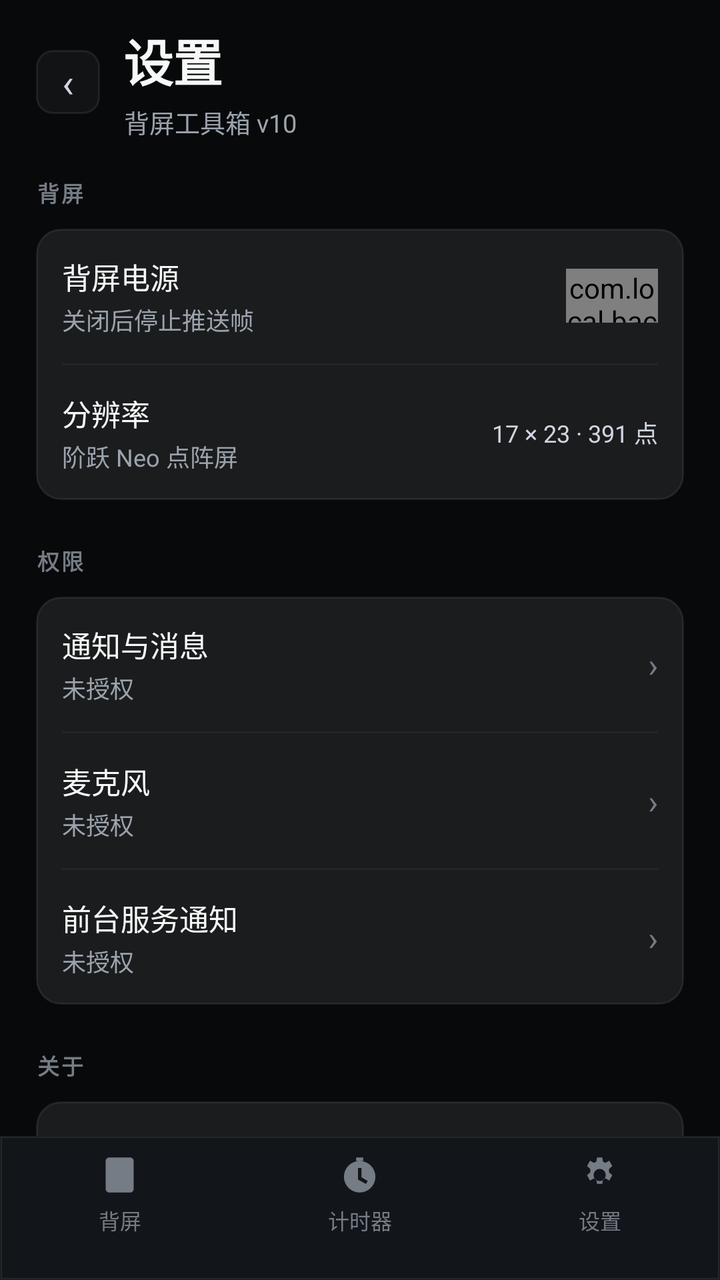
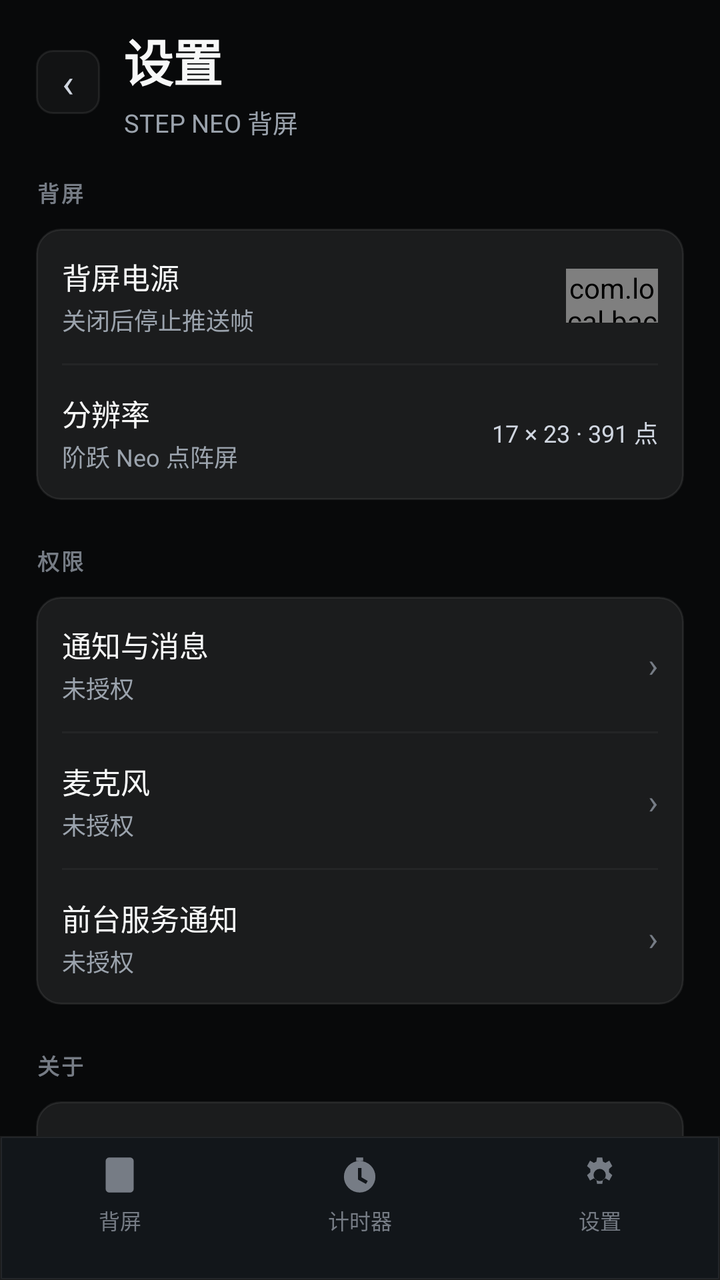

Screens rendered from an Android XML layout before and after an edit, with the pre-edit source and the edit as a unified diff.
<!-- AndroidManifest.xml: application theme Theme.BackScreenGame -->
<!-- res/layout/activity_settings.xml -->
<?xml version="1.0" encoding="utf-8"?>
<LinearLayout xmlns:android="http://schemas.android.com/apk/res/android"
    android:layout_width="match_parent"
    android:layout_height="match_parent"
    android:orientation="vertical"
    android:background="@color/canvas">

    <ScrollView
        android:layout_width="match_parent"
        android:layout_height="0dp"
        android:layout_weight="1"
        android:fillViewport="true"
        android:scrollbars="none">

        <LinearLayout
            android:layout_width="match_parent"
            android:layout_height="wrap_content"
            android:orientation="vertical"
            android:paddingStart="18dp"
            android:paddingEnd="18dp"
            android:paddingBottom="24dp">

            
            <LinearLayout
                android:layout_width="match_parent"
                android:layout_height="wrap_content"
                android:orientation="horizontal"
                android:gravity="center_vertical"
                android:paddingTop="12dp"
                android:paddingBottom="18dp">

                <TextView
                    android:id="@+id/set_back"
                    android:layout_width="32dp"
                    android:layout_height="32dp"
                    android:layout_marginEnd="12dp"
                    android:background="@drawable/bg_tool"
                    android:gravity="center"
                    android:text="‹"
                    android:textSize="20sp"
                    android:textColor="@color/ink2"
                    android:clickable="true" android:focusable="true" />

                <LinearLayout
                    android:layout_width="0dp"
                    android:layout_height="wrap_content"
                    android:layout_weight="1"
                    android:orientation="vertical">

                    <TextView
                        android:layout_width="wrap_content"
                        android:layout_height="wrap_content"
                        android:text="设置"
                        android:textSize="25sp"
                        android:textStyle="bold"
                        android:letterSpacing="-0.02"
                        android:textColor="@color/ink" />

                    <TextView
                        android:layout_width="wrap_content"
                        android:layout_height="wrap_content"
                        android:layout_marginTop="3dp"
                        android:text="背屏工具箱 v10"
                        android:textSize="12.5sp"
                        android:textColor="@color/ink3" />
                </LinearLayout>
            </LinearLayout>

            
            <TextView
                android:layout_width="wrap_content"
                android:layout_height="wrap_content"
                android:layout_marginBottom="10dp"
                android:text="背屏"
                android:textSize="11sp"
                android:textStyle="bold"
                android:letterSpacing="0.11"
                android:textAllCaps="true"
                android:textColor="@color/ink4" />

            <LinearLayout
                android:layout_width="match_parent"
                android:layout_height="wrap_content"
                android:orientation="vertical"
                android:background="@drawable/bg_card"
                android:paddingStart="13dp"
                android:paddingEnd="13dp">

                <LinearLayout
                    android:layout_width="match_parent"
                    android:layout_height="wrap_content"
                    android:orientation="horizontal"
                    android:gravity="center_vertical"
                    android:paddingTop="13dp"
                    android:paddingBottom="13dp">

                    <LinearLayout
                        android:layout_width="0dp"
                        android:layout_height="wrap_content"
                        android:layout_weight="1"
                        android:orientation="vertical">

                        <TextView
                            android:layout_width="wrap_content"
                            android:layout_height="wrap_content"
                            android:text="背屏电源"
                            android:textSize="14.5sp"
                            android:textColor="@color/ink" />

                        <TextView
                            android:layout_width="wrap_content"
                            android:layout_height="wrap_content"
                            android:layout_marginTop="2dp"
                            android:text="关闭后停止推送帧"
                            android:textSize="12sp"
                            android:textColor="@color/ink3" />
                    </LinearLayout>

                    <com.local.backscreengame.ToggleSwitch
                        android:id="@+id/set_power"
                        android:layout_width="46dp"
                        android:layout_height="27dp" />
                </LinearLayout>

                <View
                    android:layout_width="match_parent"
                    android:layout_height="1dp"
                    android:background="@color/line_soft" />

                <LinearLayout
                    android:layout_width="match_parent"
                    android:layout_height="wrap_content"
                    android:orientation="horizontal"
                    android:gravity="center_vertical"
                    android:paddingTop="13dp"
                    android:paddingBottom="13dp">

                    <LinearLayout
                        android:layout_width="0dp"
                        android:layout_height="wrap_content"
                        android:layout_weight="1"
                        android:orientation="vertical">

                        <TextView
                            android:layout_width="wrap_content"
                            android:layout_height="wrap_content"
                            android:text="分辨率"
                            android:textSize="14.5sp"
                            android:textColor="@color/ink" />

                        <TextView
                            android:layout_width="wrap_content"
                            android:layout_height="wrap_content"
                            android:layout_marginTop="2dp"
                            android:text="阶跃 Neo 点阵屏"
                            android:textSize="12sp"
                            android:textColor="@color/ink3" />
                    </LinearLayout>

                    <TextView
                        android:layout_width="wrap_content"
                        android:layout_height="wrap_content"
                        android:text="17 × 23 · 391 点"
                        android:textSize="12sp"
                        android:textColor="@color/ink2" />
                </LinearLayout>
            </LinearLayout>

            
            <TextView
                android:layout_width="wrap_content"
                android:layout_height="wrap_content"
                android:layout_marginTop="22dp"
                android:layout_marginBottom="10dp"
                android:text="权限"
                android:textSize="11sp"
                android:textStyle="bold"
                android:letterSpacing="0.11"
                android:textAllCaps="true"
                android:textColor="@color/ink4" />

            <LinearLayout
                android:layout_width="match_parent"
                android:layout_height="wrap_content"
                android:orientation="vertical"
                android:background="@drawable/bg_card"
                android:paddingStart="13dp"
                android:paddingEnd="13dp">

                <LinearLayout
                    android:id="@+id/set_notif"
                    android:layout_width="match_parent"
                    android:layout_height="wrap_content"
                    android:orientation="horizontal"
                    android:gravity="center_vertical"
                    android:paddingTop="13dp"
                    android:paddingBottom="13dp"
                    android:clickable="true" android:focusable="true">

                    <LinearLayout
                        android:layout_width="0dp"
                        android:layout_height="wrap_content"
                        android:layout_weight="1"
                        android:orientation="vertical">

                        <TextView
                            android:layout_width="wrap_content"
                            android:layout_height="wrap_content"
                            android:text="通知与消息"
                            android:textSize="14.5sp"
                            android:textColor="@color/ink" />

                        <TextView
                            android:id="@+id/set_notif_state"
                            android:layout_width="wrap_content"
                            android:layout_height="wrap_content"
                            android:layout_marginTop="2dp"
                            android:text="未授权"
                            android:textSize="12sp"
                            android:textColor="@color/ink3" />
                    </LinearLayout>

                    <TextView
                        android:layout_width="wrap_content"
                        android:layout_height="wrap_content"
                        android:text="›"
                        android:textSize="17sp"
                        android:textColor="@color/ink4" />
                </LinearLayout>

                <View
                    android:layout_width="match_parent"
                    android:layout_height="1dp"
                    android:background="@color/line_soft" />

                <LinearLayout
                    android:id="@+id/set_mic"
                    android:layout_width="match_parent"
                    android:layout_height="wrap_content"
                    android:orientation="horizontal"
                    android:gravity="center_vertical"
                    android:paddingTop="13dp"
                    android:paddingBottom="13dp"
                    android:clickable="true" android:focusable="true">

                    <LinearLayout
                        android:layout_width="0dp"
                        android:layout_height="wrap_content"
                        android:layout_weight="1"
                        android:orientation="vertical">

                        <TextView
                            android:layout_width="wrap_content"
                            android:layout_height="wrap_content"
                            android:text="麦克风"
                            android:textSize="14.5sp"
                            android:textColor="@color/ink" />

                        <TextView
                            android:id="@+id/set_mic_state"
                            android:layout_width="wrap_content"
                            android:layout_height="wrap_content"
                            android:layout_marginTop="2dp"
                            android:text="未授权"
                            android:textSize="12sp"
                            android:textColor="@color/ink3" />
                    </LinearLayout>

                    <TextView
                        android:layout_width="wrap_content"
                        android:layout_height="wrap_content"
                        android:text="›"
                        android:textSize="17sp"
                        android:textColor="@color/ink4" />
                </LinearLayout>

                <View
                    android:layout_width="match_parent"
                    android:layout_height="1dp"
                    android:background="@color/line_soft" />

                <LinearLayout
                    android:id="@+id/set_post"
                    android:layout_width="match_parent"
                    android:layout_height="wrap_content"
                    android:orientation="horizontal"
                    android:gravity="center_vertical"
                    android:paddingTop="13dp"
                    android:paddingBottom="13dp"
                    android:clickable="true" android:focusable="true">

                    <LinearLayout
                        android:layout_width="0dp"
                        android:layout_height="wrap_content"
                        android:layout_weight="1"
                        android:orientation="vertical">

                        <TextView
                            android:layout_width="wrap_content"
                            android:layout_height="wrap_content"
                            android:text="前台服务通知"
                            android:textSize="14.5sp"
                            android:textColor="@color/ink" />

                        <TextView
                            android:id="@+id/set_post_state"
                            android:layout_width="wrap_content"
                            android:layout_height="wrap_content"
                            android:layout_marginTop="2dp"
                            android:text="未授权"
                            android:textSize="12sp"
                            android:textColor="@color/ink3" />
                    </LinearLayout>

                    <TextView
                        android:layout_width="wrap_content"
                        android:layout_height="wrap_content"
                        android:text="›"
                        android:textSize="17sp"
                        android:textColor="@color/ink4" />
                </LinearLayout>
            </LinearLayout>

            
            <TextView
                android:layout_width="wrap_content"
                android:layout_height="wrap_content"
                android:layout_marginTop="22dp"
                android:layout_marginBottom="10dp"
                android:text="关于"
                android:textSize="11sp"
                android:textStyle="bold"
                android:letterSpacing="0.11"
                android:textAllCaps="true"
                android:textColor="@color/ink4" />

            <LinearLayout
                android:layout_width="match_parent"
                android:layout_height="wrap_content"
                android:orientation="vertical"
                android:background="@drawable/bg_card"
                android:paddingStart="13dp"
                android:paddingEnd="13dp">

                <LinearLayout
                    android:layout_width="match_parent"
                    android:layout_height="wrap_content"
                    android:orientation="horizontal"
                    android:gravity="center_vertical"
                    android:paddingTop="13dp"
                    android:paddingBottom="13dp">

                    <TextView
                        android:layout_width="0dp"
                        android:layout_height="wrap_content"
                        android:layout_weight="1"
                        android:text="版本"
                        android:textSize="14.5sp"
                        android:textColor="@color/ink" />

                    <TextView
                        android:id="@+id/set_version"
                        android:layout_width="wrap_content"
                        android:layout_height="wrap_content"
                        android:text="v10"
                        android:textSize="12sp"
                        android:textColor="@color/ink2" />
                </LinearLayout>

                <View
                    android:layout_width="match_parent"
                    android:layout_height="1dp"
                    android:background="@color/line_soft" />

                <LinearLayout
                    android:layout_width="match_parent"
                    android:layout_height="wrap_content"
                    android:orientation="horizontal"
                    android:gravity="center_vertical"
                    android:paddingTop="13dp"
                    android:paddingBottom="13dp">

                    <LinearLayout
                        android:layout_width="0dp"
                        android:layout_height="wrap_content"
                        android:layout_weight="1"
                        android:orientation="vertical">

                        <TextView
                            android:layout_width="wrap_content"
                            android:layout_height="wrap_content"
                            android:text="显示内容"
                            android:textSize="14.5sp"
                            android:textColor="@color/ink" />

                        <TextView
                            android:layout_width="wrap_content"
                            android:layout_height="wrap_content"
                            android:layout_marginTop="2dp"
                            android:text="背屏像素值 0–255"
                            android:textSize="12sp"
                            android:textColor="@color/ink3" />
                    </LinearLayout>
                </LinearLayout>
            </LinearLayout>

        </LinearLayout>
    </ScrollView>

    <include layout="@layout/view_bottom_nav" />
</LinearLayout>
<!-- res/layout/view_bottom_nav.xml (included above) -->
<?xml version="1.0" encoding="utf-8"?>
<LinearLayout xmlns:android="http://schemas.android.com/apk/res/android"
    android:layout_width="match_parent"
    android:layout_height="wrap_content"
    android:orientation="horizontal"
    android:background="@drawable/bg_nav"
    android:minHeight="64dp"
    android:paddingTop="9dp"
    android:paddingBottom="22dp">

    <LinearLayout
        android:id="@+id/nav_back"
        android:layout_width="0dp"
        android:layout_height="wrap_content"
        android:layout_weight="1"
        android:orientation="vertical"
        android:gravity="center"
        android:clickable="true" android:focusable="true">

        <ImageView
            android:id="@+id/nav_back_icon"
            android:layout_width="21dp"
            android:layout_height="21dp"
            android:src="@drawable/ic_nav_screen"
            android:tint="@color/ink4"
            android:contentDescription="背屏" />
        <TextView
            android:id="@+id/nav_back_text"
            android:layout_width="wrap_content"
            android:layout_height="wrap_content"
            android:layout_marginTop="4dp"
            android:text="背屏"
            android:textSize="10.5sp"
            android:textColor="@color/ink4" />
    </LinearLayout>

    <LinearLayout
        android:id="@+id/nav_timer"
        android:layout_width="0dp"
        android:layout_height="wrap_content"
        android:layout_weight="1"
        android:orientation="vertical"
        android:gravity="center"
        android:clickable="true" android:focusable="true">

        <ImageView
            android:id="@+id/nav_timer_icon"
            android:layout_width="21dp"
            android:layout_height="21dp"
            android:src="@drawable/ic_timer"
            android:tint="@color/ink4"
            android:contentDescription="计时器" />
        <TextView
            android:id="@+id/nav_timer_text"
            android:layout_width="wrap_content"
            android:layout_height="wrap_content"
            android:layout_marginTop="4dp"
            android:text="计时器"
            android:textSize="10.5sp"
            android:textColor="@color/ink4" />
    </LinearLayout>

    <LinearLayout
        android:id="@+id/nav_settings"
        android:layout_width="0dp"
        android:layout_height="wrap_content"
        android:layout_weight="1"
        android:orientation="vertical"
        android:gravity="center"
        android:clickable="true" android:focusable="true">

        <ImageView
            android:id="@+id/nav_settings_icon"
            android:layout_width="21dp"
            android:layout_height="21dp"
            android:src="@drawable/ic_nav_gear"
            android:tint="@color/ink4"
            android:contentDescription="设置" />
        <TextView
            android:id="@+id/nav_settings_text"
            android:layout_width="wrap_content"
            android:layout_height="wrap_content"
            android:layout_marginTop="4dp"
            android:text="设置"
            android:textSize="10.5sp"
            android:textColor="@color/ink4" />
    </LinearLayout>
</LinearLayout>
<!-- resources referenced by this layout -->
<resources>
  <color name="canvas">#FF08090A</color>
  <color name="ink">#FFF7F8F8</color>
  <color name="ink2">#FFD0D6E0</color>
  <color name="ink3">#FF9BA3AD</color>
  <color name="ink4">#FF767C85</color>
  <color name="line_soft">#0AFFFFFF</color>
  <!-- drawable bg_card (drawable) -->
  <?xml version="1.0" encoding="utf-8"?>
  <shape xmlns:android="http://schemas.android.com/apk/res/android" android:shape="rectangle">
      <solid android:color="#14FFFFFF" />
      <corners android:radius="12dp" />
      <stroke android:width="1dp" android:color="@color/line" />
  </shape>
  <!-- drawable bg_nav (drawable) -->
  <?xml version="1.0" encoding="utf-8"?>
  <shape xmlns:android="http://schemas.android.com/apk/res/android" android:shape="rectangle">
      <solid android:color="#FF12161A" />
      <stroke android:width="1dp" android:color="@color/line" />
  </shape>
  <!-- drawable bg_tool (drawable) -->
  <?xml version="1.0" encoding="utf-8"?>
  <shape xmlns:android="http://schemas.android.com/apk/res/android" android:shape="rectangle">
      <solid android:color="#0AFFFFFF" />
      <corners android:radius="8dp" />
      <stroke android:width="1dp" android:color="@color/line" /></shape>
  <!-- drawable ic_nav_gear (drawable) -->
  <?xml version="1.0" encoding="utf-8"?>
  <vector xmlns:android="http://schemas.android.com/apk/res/android"
      android:width="24dp" android:height="24dp"
      android:viewportWidth="24" android:viewportHeight="24">
      <path android:fillColor="#FFFFFFFF" android:pathData="M12,8.5 A3.5,3.5 0 1 0 12,15.5 A3.5,3.5 0 1 0 12,8.5 Z M10.5,2 L13.5,2 L13.9,4.4 C14.4,4.6 14.9,4.8 15.3,5.1 L17.5,3.8 L19.2,6.9 L17.3,8.6 C17.4,9.2 17.4,9.8 17.3,10.4 L19.2,12.1 L17.5,15.2 L15.3,13.9 C14.9,14.2 14.4,14.4 13.9,14.6 L13.5,17 L10.5,17 L10.1,14.6 C9.6,14.4 9.1,14.2 8.7,13.9 L6.5,15.2 L4.8,12.1 L6.7,10.4 C6.6,9.8 6.6,9.2 6.7,8.6 L4.8,6.9 L6.5,3.8 L8.7,5.1 C9.1,4.8 9.6,4.6 10.1,4.4 Z" />
  </vector>
  <!-- drawable ic_nav_screen (drawable) -->
  <?xml version="1.0" encoding="utf-8"?>
  <vector xmlns:android="http://schemas.android.com/apk/res/android"
      android:width="24dp" android:height="24dp"
      android:viewportWidth="24" android:viewportHeight="24">
      <path android:fillColor="#FFFFFFFF" android:pathData="M6,2 L18,2 A2,2 0 0 1 20,4 L20,20 A2,2 0 0 1 18,22 L6,22 A2,2 0 0 1 4,20 L4,4 A2,2 0 0 1 6,2 Z M11,18.5 L13,18.5 L13,20 L11,20 Z" />
  </vector>
  <!-- drawable ic_timer (drawable) -->
  <?xml version="1.0" encoding="utf-8"?>
  <vector xmlns:android="http://schemas.android.com/apk/res/android"
      android:width="24dp" android:height="24dp"
      android:viewportWidth="24" android:viewportHeight="24"
      android:tint="?android:attr/textColorPrimary">
      <path android:fillColor="#FFFFFFFF" android:pathData="M12,4a9,9 0 1 0 0,18 9,9 0 0 0 0,-18zM11,8h2v5.3l3.6,2.1 -1,1.7L11,14.6zM10,2h4v2h-4z"/>
  </vector>
  <style name="Theme.BackScreenGame" parent="@android:style/Theme.Material.NoActionBar">
          <item name="android:windowBackground">@drawable/bg_main</item>
          <item name="android:colorAccent">@color/accent</item>
          <item name="android:statusBarColor">@color/bg</item>
          <item name="android:navigationBarColor">@color/bg</item>
          <item name="android:windowLightStatusBar">false</item>
          <item name="android:textColorPrimary">@color/text</item>
      </style>
  <color name="line">#14FFFFFF</color>
  <!-- drawable bg_main (drawable) -->
  <?xml version="1.0" encoding="utf-8"?>
  <shape xmlns:android="http://schemas.android.com/apk/res/android" android:shape="rectangle">
      <gradient android:angle="90" android:startColor="@color/bg_grad_top" android:endColor="@color/bg_grad_bottom"/>
  </shape>
  <color name="accent">#FF35E0B0</color>
  <color name="bg">#FF08090C</color>
  <color name="text">#FFEAF2F5</color>
  <color name="bg_grad_top">#FF0E151C</color>
  <color name="bg_grad_bottom">#FF070A0D</color>
</resources>

<!-- the commit's change to res/layout/activity_settings.xml (unified diff, before → after) -->
@@ -60,7 +60,7 @@
                         android:layout_width="wrap_content"
                         android:layout_height="wrap_content"
                         android:layout_marginTop="3dp"
-                        android:text="背屏工具箱 v10"
+                        android:text="STEP NEO 背屏"
                         android:textSize="12.5sp"
                         android:textColor="@color/ink3" />
                 </LinearLayout>
